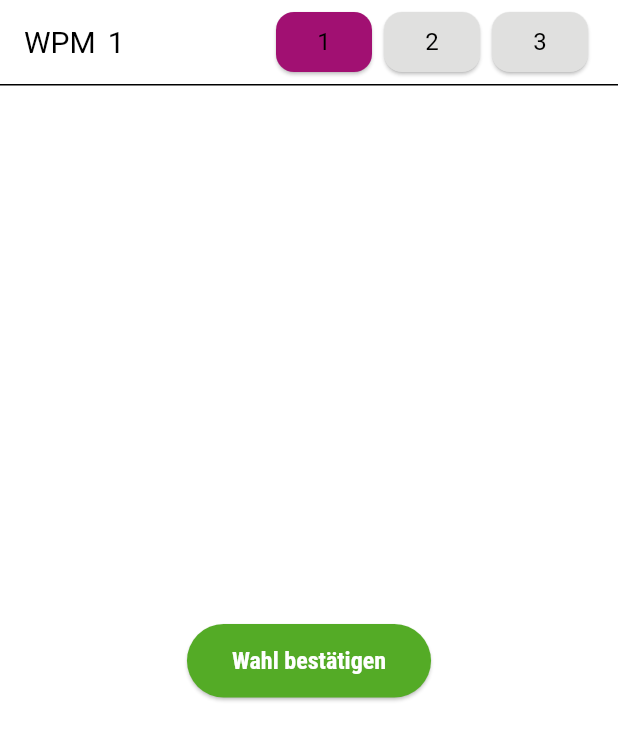
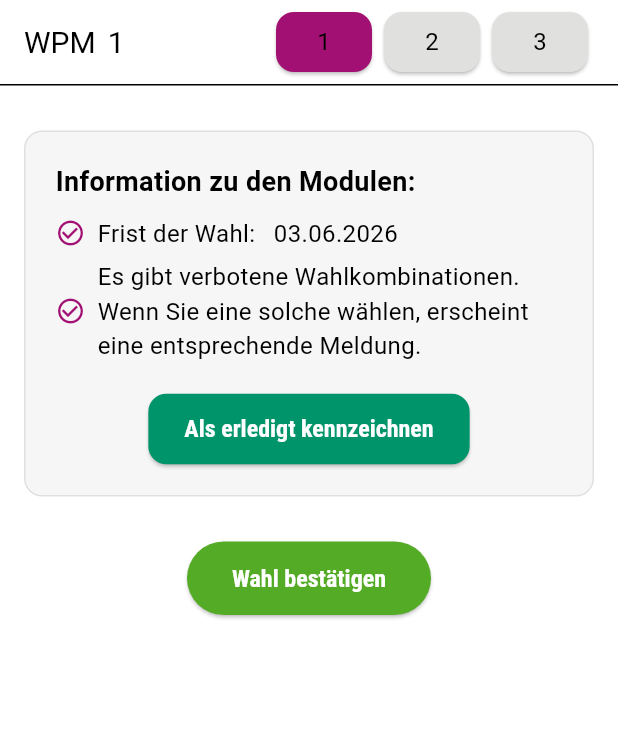
Before and after one commit to mwalexandra/choose_module_app, a Flutter app: the screen it shows after launch, on a phone screen of 412 x 824 dp. Shown: the top 740 px of the screen. Run offline on Flutter 3.47's test engine with Material 3 defaults, Android fonts, the phone set to English and light mode, and no system bars; Roboto replaces fonts that are missing (Roboto Condensed).

Commit message:
section rules done

```diff
--- a/lib/pages/module_selection_page.dart
+++ b/lib/pages/module_selection_page.dart
@@ -1,13 +1,15 @@
 import 'package:flutter/material.dart';
 import 'package:choose_module_app/constants/app_styles.dart';
+import 'package:choose_module_app/widgets/section_rules.dart';
 
 class ModuleSelectionPage extends StatefulWidget {
+
 @override
   _ModuleSelectionPageState createState() => _ModuleSelectionPageState();
 }
 
 class _ModuleSelectionPageState extends State<ModuleSelectionPage> {
-  int selectedWPM = 1; // init WPM
+  int selectedWPM = 1;
 
   @override
   Widget build(BuildContext context) {
@@ -19,31 +21,13 @@ class _ModuleSelectionPageState extends State<ModuleSelectionPage> {
         title: Row(
           mainAxisAlignment: MainAxisAlignment.spaceBetween,
           children: [
-            // Titel + WPM number
             Row(
               children: [
-                Text(
-                  "WPM",
-                  style: TextStyle(
-                    fontFamily: 'Roboto',
-                    fontSize: 20,
-                    fontWeight: FontWeight.normal,
-                    color: AppColors.textPrimary,
-                  ),
-                ),
+                Text("WPM", style: AppTextStyles.body.copyWith(fontSize: 20)),
                 SizedBox(width: 8),
-                Text(
-                  "$selectedWPM",
-                  style: TextStyle(
-                    fontFamily: 'Roboto',
-                    fontSize: 20,
-                    fontWeight: FontWeight.normal,
-                    color: AppColors.textPrimary,
-                  ),
-                ),
+                Text("$selectedWPM", style: AppTextStyles.body.copyWith(fontSize: 20)),
               ],
             ),
-            // WPM Wahltasten
             Row(
               children: List.generate(3, (index) {
                 int wpm = index + 1;
@@ -56,16 +40,11 @@ class _ModuleSelectionPageState extends State<ModuleSelectionPage> {
                           ? AppColors.secondary
                           : AppColors.borderLight,
                       foregroundColor: AppColors.textPrimary,
-                      padding:
-                          EdgeInsets.symmetric(horizontal: 16, vertical: 8),
+                      padding: EdgeInsets.symmetric(horizontal: 16, vertical: 8),
                       shape: RoundedRectangleBorder(
                         borderRadius: BorderRadius.circular(12),
                       ),
-                      textStyle: TextStyle(
-                        fontFamily: 'Roboto',
-                        fontSize: 16,
-                        fontWeight: FontWeight.normal,
-                      ),
+                      textStyle: AppTextStyles.body,
                     ),
                     onPressed: () {
                       setState(() {
@@ -87,8 +66,19 @@ class _ModuleSelectionPageState extends State<ModuleSelectionPage> {
           ),
         ),
       ),
-      body: Center(
-        child: ElevatedButton(
+      body: SingleChildScrollView(
+        padding: EdgeInsets.symmetric(vertical: 20),
+        child: Column(
+          children: [
+            // Секция с текстом и списком
+            SectionRules(
+              onCompleted: () {
+                print("Als erledigt kenngezeichnet!");
+              },
+            ),
+            SizedBox(height: 20),
+            // Кнопка подтверждения выбора
+            ElevatedButton(
               style: ElevatedButton.styleFrom(
                 backgroundColor: AppColors.primary,
                 foregroundColor: Colors.white,
@@ -98,6 +88,8 @@ class _ModuleSelectionPageState extends State<ModuleSelectionPage> {
               onPressed: () => Navigator.pushNamed(context, '/confirmation'),
               child: Text("Wahl bestätigen"),
             ),
+          ],
+        ),
       ),
     );
   }
--- /dev/null
+++ b/lib/widgets/section_rules.dart
@@ -0,0 +1,90 @@
+import 'package:flutter/material.dart';
+import 'package:choose_module_app/constants/app_styles.dart';
+
+class SectionRules extends StatelessWidget {
+  final VoidCallback onCompleted;
+  final String chooseTime;
+
+  const SectionRules({super.key, required this.onCompleted, this.chooseTime = "03.06.2026"});
+
+  @override
+  Widget build(BuildContext context) {
+    return Container(
+      width: double.infinity,
+      padding: EdgeInsets.all(20),
+      margin: EdgeInsets.symmetric(vertical: 10, horizontal: 16),
+      decoration: BoxDecoration(
+        color: AppColors.backgroundSubtle, // чуть более тёмный фон
+        borderRadius: BorderRadius.circular(12),
+        border: Border.all(color: AppColors.borderLight, width: 1),
+      ),
+      child: Column(
+        crossAxisAlignment: CrossAxisAlignment.start,
+        children: [
+          // Заголовок / текст секции
+          Text(
+            "Information zu den Modulen: ",
+            style: AppTextStyles.body.copyWith(
+              fontSize: 18,
+              fontWeight: FontWeight.w600,
+            ),
+          ),
+          SizedBox(height: 10),
+          // Список из двух айтемов
+          Column(
+            crossAxisAlignment: CrossAxisAlignment.start,
+            children: [
+              Row(
+                children: [
+                  Icon(Icons.check_circle_outline,
+                      color: AppColors.secondary, size: 20),
+                  SizedBox(width: 8),
+                  Text("Frist der Wahl: ", style: AppTextStyles.body),
+                  SizedBox(width: 8),
+                  Expanded(
+                    child: Text(
+                      "$chooseTime",
+                      style: AppTextStyles.body,
+                      overflow: TextOverflow.ellipsis, // если текст длинный
+                    ),
+                  ),
+                ],
+              ),
+              SizedBox(height: 6),
+              Row(
+                children: [
+                  Icon(Icons.check_circle_outline,
+                      color: AppColors.secondary, size: 20),
+                  SizedBox(width: 8),
+                  Expanded(
+                    child: Text(
+                      "Es gibt verbotene Wahlkombinationen. Wenn Sie eine solche wählen, erscheint eine entsprechende Meldung.",
+                      style: AppTextStyles.body,
+                    ),
+                  ),
+                ],
+              ),
+            ],
+          ),
+          SizedBox(height: 20),
+          // Taste "Als erledigt kennzeichnen"
+          Center(
+            child: ElevatedButton(
+              onPressed: onCompleted,
+              style: ElevatedButton.styleFrom(
+                backgroundColor: AppColors.success,
+                foregroundColor: Colors.white,
+                padding: EdgeInsets.symmetric(horizontal: 24, vertical: 14),
+                textStyle: AppTextStyles.button,
+                shape: RoundedRectangleBorder(
+                  borderRadius: BorderRadius.circular(12),
+                ),
+              ),
+              child: Text("Als erledigt kennzeichnen"),
+            ),
+          ),
+        ],
+      ),
+    );
+  }
+}
```
Lines whose indentation alone changed are shown as unchanged.
